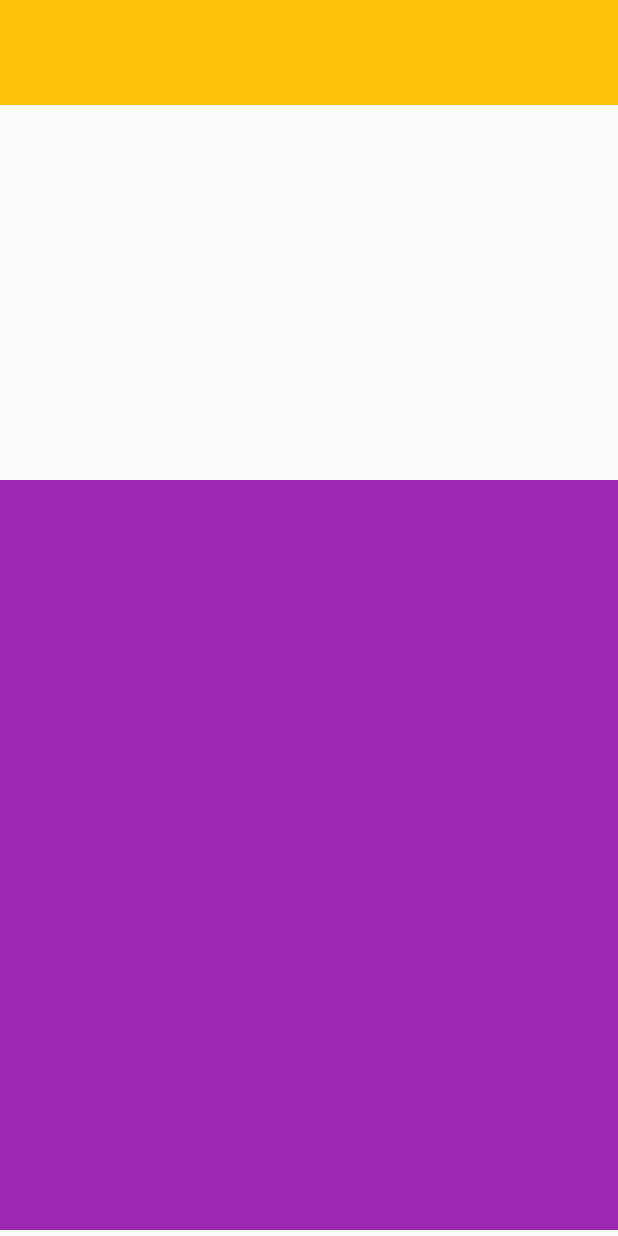
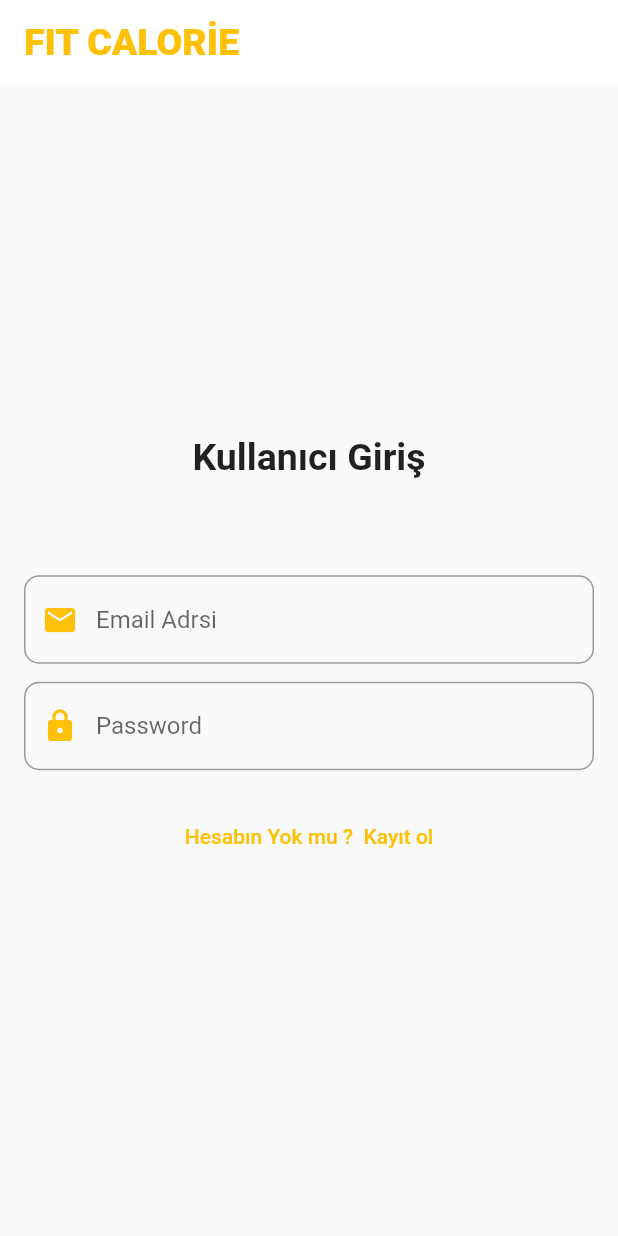
Before and after one commit to AhmetMERDEN/calorie_calculator, a Flutter app: the screen it shows after launch, on a phone screen of 412 x 824 dp. Run offline on Flutter 3.47's test engine with Material 2 defaults, Android fonts, the phone set to English and light mode, and no system bars.

Commit message:
login_and_signeup_view_add

```diff
--- a/lib/main.dart
+++ b/lib/main.dart
@@ -1,4 +1,5 @@
 import 'package:calorie_calculator/view/add_food_view.dart';
+import 'package:calorie_calculator/view/login_view.dart';
 import 'package:calorie_calculator/view/search_food_view.dart';
 import 'package:flutter/material.dart';
 
@@ -17,7 +18,7 @@ class MyApp extends StatelessWidget {
       theme: ThemeData(
         primarySwatch: Colors.blue,
       ),
-      home: AddNutrition(),
+      home: LoginPage(),
     );
   }
 }
--- /dev/null
+++ b/lib/view/login_view.dart
@@ -0,0 +1,108 @@
+import 'package:calorie_calculator/view/register_view.dart';
+import 'package:flutter/material.dart';
+import 'package:flutter/src/widgets/framework.dart';
+import 'package:flutter/src/widgets/placeholder.dart';
+
+class LoginPage extends StatefulWidget {
+  const LoginPage({super.key});
+
+  @override
+  State<LoginPage> createState() => _LoginPageState();
+}
+
+class _LoginPageState extends State<LoginPage> {
+  @override
+  Widget build(BuildContext context) {
+    return Scaffold(
+      appBar: AppBar(
+          elevation: 0,
+          backgroundColor: Colors.white,
+          title: Column(
+            children: [
+              Text(
+                "FIT CALORİE",
+                style: TextStyle(
+                    fontWeight: FontWeight.w800,
+                    fontSize: 25,
+                    color: Colors.amber),
+              ),
+            ],
+          )),
+      body: Column(
+        mainAxisAlignment: MainAxisAlignment.center,
+        children: [
+          Padding(
+            padding: const EdgeInsets.all(8.0),
+            child: Text(
+              "Kullanıcı Giriş",
+              style: TextStyle(
+                fontSize: 25,
+                fontWeight: FontWeight.w700,
+              ),
+            ),
+          ),
+          SizedBox(
+            height: 40,
+          ),
+          Column(
+            children: [
+              Form(
+                  child: Padding(
+                padding: const EdgeInsets.all(16.0),
+                child: Column(
+                  children: [
+                    TextFormField(
+                      decoration: InputDecoration(
+                          hintText: "Email Adrsi",
+                          border: const OutlineInputBorder(
+                              borderRadius: BorderRadius.all(
+                            Radius.circular(10),
+                          )),
+                          prefixIcon: const Icon(
+                            Icons.email,
+                            color: Colors.amber,
+                          )),
+                    ),
+                    SizedBox(
+                      height: 12,
+                    ),
+                    TextFormField(
+                      obscuringCharacter: "*",
+                      decoration: InputDecoration(
+                          hintText: "Password",
+                          border: const OutlineInputBorder(
+                              borderRadius: BorderRadius.all(
+                            Radius.circular(10),
+                          )),
+                          prefixIcon: const Icon(
+                            Icons.lock,
+                            color: Colors.amber,
+                          )),
+                    ),
+                    SizedBox(
+                      height: 20,
+                    ),
+                    TextButton(
+                      onPressed: () {
+                        Navigator.push(
+                            context,
+                            MaterialPageRoute(
+                                builder: (context) => const Register()));
+                      },
+                      child: const Text(
+                        "Hesabın Yok mu ?  Kayıt ol",
+                        style: TextStyle(
+                          color: Colors.amber,
+                        ),
+                      ),
+                    )
+                  ],
+                ),
+              ))
+            ],
+          )
+        ],
+      ),
+    );
+  }
+}
```
Also changed, not shown: lib/view/register_view.dart (added, +136 -0 lines).
